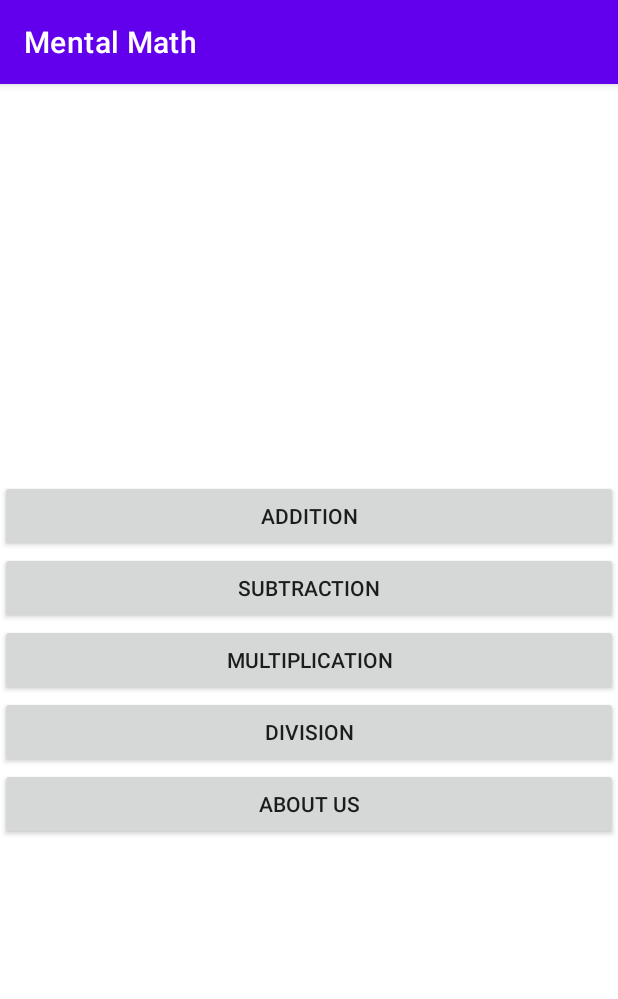
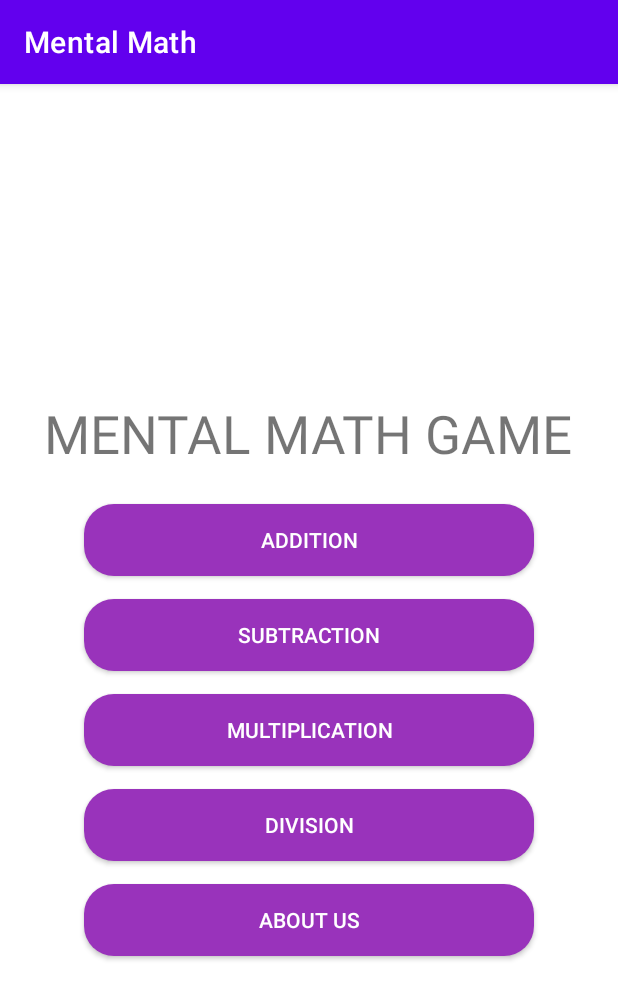
Before and after one commit to zainaisnain/Mental-Math, an Android app: the screen it shows after launch (MainActivity), on a phone screen of 412 x 824 dp. Shown: the top 999 px of the screen. Run offline under Robolectric (Android 15) with nearby library versions, the phone set to English and light mode, and no system bars.

Commit message:
RE DESIGN OF BUTTONS FINISHED THE ABOUT US BUTTON

```diff
--- a/app/src/main/AndroidManifest.xml
+++ b/app/src/main/AndroidManifest.xml
@@ -14,7 +14,7 @@
         android:theme="@style/Theme.MentalMath"
         tools:targetApi="31">
         <activity
-            android:name=".Results"
+            android:name=".AboutUS"
             android:exported="false" />
         <activity
             android:name=".Division"
--- a/app/src/main/java/com/example/mentalmath/Division.kt
+++ b/app/src/main/java/com/example/mentalmath/Division.kt
@@ -95,7 +95,7 @@ class Division : AppCompatActivity() {
         }else{
             val alert = AlertDialog.Builder(this)
             //Title for alert dialog
-            alert.setTitle("$sum")
+            alert.setTitle("Mental Math")
 
             //set message for alert dialog
             alert.setMessage(R.string.diaMessage2)
--- a/app/src/main/java/com/example/mentalmath/MainActivity.kt
+++ b/app/src/main/java/com/example/mentalmath/MainActivity.kt
@@ -11,6 +11,12 @@ class MainActivity : AppCompatActivity() {
     override fun onCreate(savedInstanceState: Bundle?) {
         super.onCreate(savedInstanceState)
         setContentView(R.layout.activity_main)
+
+        val aboutus_btn = findViewById<Button>(R.id.about_us)
+        aboutus_btn.setOnClickListener(){
+            val intent = Intent(this, AboutUS::class.java)
+            startActivity(intent)
+        }
 
         val addition_btn = findViewById<Button>(R.id.addition_btn)
         addition_btn.setOnClickListener{
@@ -51,7 +57,7 @@ class MainActivity : AppCompatActivity() {
             alertDialog.setCancelable(false)
             alertDialog.show()
 
+        }
 
-        }
     }
 }
--- /dev/null
+++ b/app/src/main/res/drawable/add_button.xml
@@ -0,0 +1,9 @@
+<?xml version="1.0" encoding="utf-8"?>
+<shape xmlns:android="http://schemas.android.com/apk/res/android"
+       android:shape = "rectangle">
+    <solid android:color="#93B"/>
+    <corners android:radius="20dp"/>
+
+
+
+</shape>
--- a/app/src/main/res/layout/activity_addition.xml
+++ b/app/src/main/res/layout/activity_addition.xml
@@ -39,7 +39,7 @@
             <Button
                 android:id="@+id/bu7"
                 android:layout_weight="1"
-                android:layout_width="30pt"
+                android:layout_width="25dp"
                 android:layout_height="30pt"
                 android:text="7"
                 android:onClick="numberEvent">
--- a/app/src/main/res/layout/activity_main.xml
+++ b/app/src/main/res/layout/activity_main.xml
@@ -9,38 +9,60 @@
     android:gravity="center">
 
 
+    <TextView
+        android:id="@+id/textView7"
+        android:layout_width="411dp"
+        android:layout_height="94dp"
+        android:text="MENTAL MATH GAME"
+        android:textSize="35dp"
+        android:gravity="center"/>
+
     <androidx.appcompat.widget.AppCompatButton
         android:id="@+id/addition_btn"
-        android:layout_width="match_parent"
+        android:layout_width="300dp"
         android:layout_height="wrap_content"
+        android:background="@drawable/add_button"
+        android:textColor="@color/white"
         android:text="Addition"
         android:gravity="center"/>
 
     <androidx.appcompat.widget.AppCompatButton
         android:id="@+id/subtraction_btn"
-        android:layout_width="match_parent"
+        android:layout_width="300dp"
         android:layout_height="wrap_content"
+        android:layout_marginTop="15dp"
+        android:background="@drawable/add_button"
+        android:textColor="@color/white"
         android:text="Subtraction"
         android:gravity="center"/>
 
     <androidx.appcompat.widget.AppCompatButton
         android:id="@+id/multiplication_btn"
-        android:layout_width="match_parent"
+        android:layout_width="300dp"
         android:layout_height="wrap_content"
+        android:layout_marginTop="15dp"
+        android:background="@drawable/add_button"
+        android:textColor="@color/white"
         android:text="Multiplication"
         android:gravity="center"/>
 
     <androidx.appcompat.widget.AppCompatButton
         android:id="@+id/division_btn"
-        android:layout_width="match_parent"
+        android:layout_width="300dp"
         android:layout_height="wrap_content"
+        android:layout_marginTop="15dp"
+        android:background="@drawable/add_button"
+        android:textColor="@color/white"
         android:text="Division"
         android:gravity="center"/>
 
     <androidx.appcompat.widget.AppCompatButton
-        android:id="@+id/about_us_btn"
-        android:layout_width="match_parent"
+        android:id="@+id/about_us"
+        android:layout_width="300dp"
         android:layout_height="wrap_content"
+        android:layout_marginTop="15dp"
+        android:background="@drawable/add_button"
+        android:textColor="@color/white"
         android:text="About us"
         android:gravity="center"/>
 
--- a/app/src/main/res/values/strings.xml
+++ b/app/src/main/res/values/strings.xml
@@ -7,4 +7,9 @@
     <string name="divisionAlert">NOTE:
                                      In order to Answer The Division Section
                                      You need to answer it in Two Decimal Places!</string>
+    <string name="TEAM">TEAM CREDITS</string>
+    <string name="leader">Rahmat Zaina Isnain</string>
+    <string name="mem1"> Rovinjan Medrano</string>
+    <string name="mem2"> Jose Rafael Cruz</string>
+    <string name="mem3"> Alec Bryan Sison</string>
 </resources>
```
Also changed, not shown: app/src/main/java/com/example/mentalmath/AboutUS.kt (added, +12 -0 lines), app/src/main/java/com/example/mentalmath/Results.kt (deleted, +0 -11 lines), app/src/main/res/layout/activity_aboutus.xml (added, +75 -0 lines), app/src/main/res/layout/activity_results.xml (deleted, +0 -9 lines).
